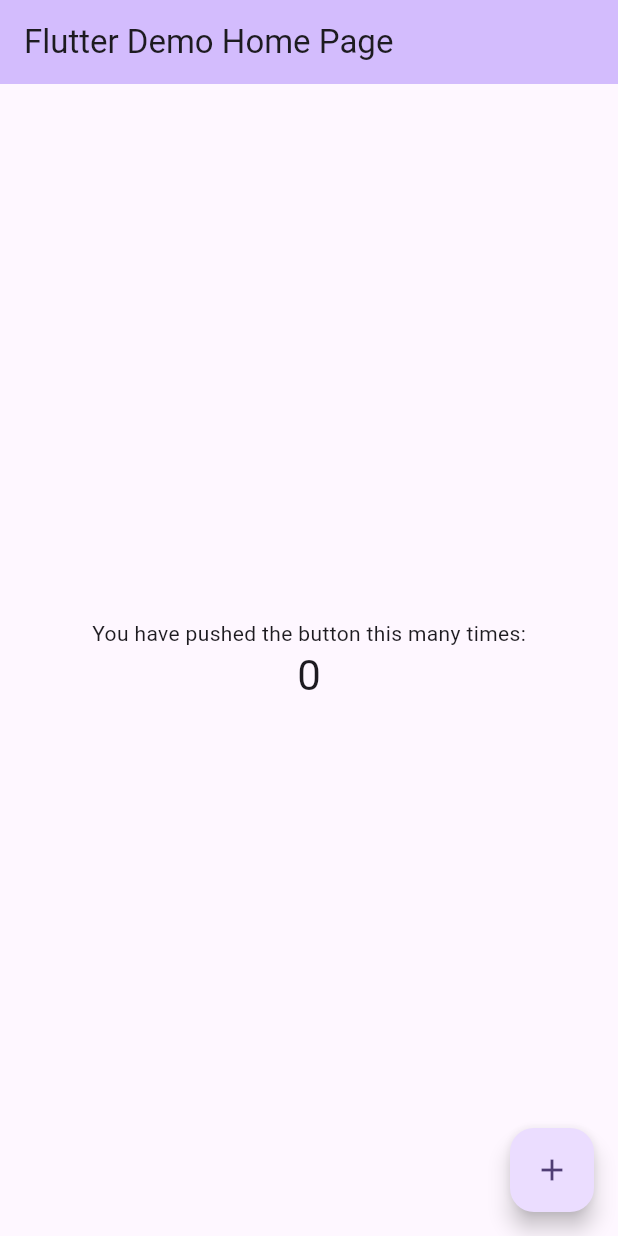
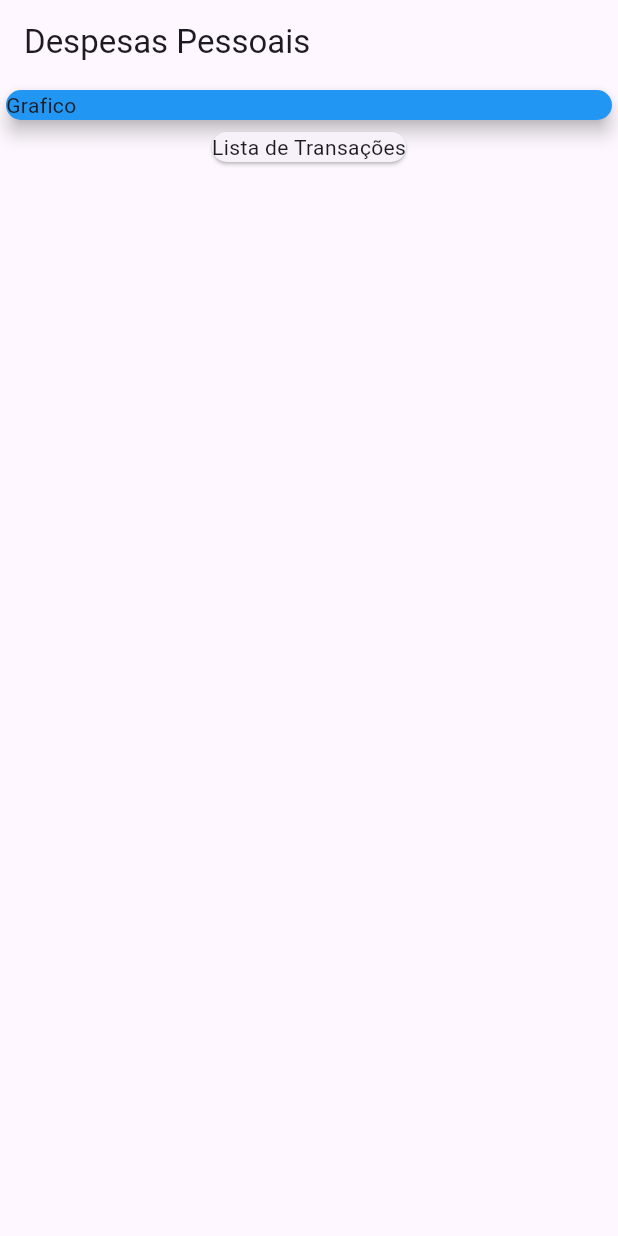
Before and after one commit to victoricoma/ddm_flutter_a, a Flutter app: the screen it shows after launch, on a phone screen of 412 x 824 dp. Run offline on Flutter 3.47's test engine with Material 3 defaults, Android fonts, the phone set to English and light mode, and no system bars.

Commit message:
Aula0815 - Objetos em Dart e Flutter

```diff
--- a/expenses/lib/main.dart
+++ b/expenses/lib/main.dart
@@ -1,68 +1,57 @@
 import 'package:flutter/material.dart';
+import 'models/transaction.dart';
 
 void main() {
-  runApp(const MyApp());
+  runApp(const ExpensesApp());
 }
 
-class MyApp extends StatelessWidget {
-  const MyApp({super.key});
+class ExpensesApp extends StatelessWidget {
+  const ExpensesApp({Key? key}) : super(key: key);
 
   @override
   Widget build(BuildContext context) {
-    return MaterialApp(
-      title: 'Flutter Demo',
-      theme: ThemeData(
-        colorScheme: ColorScheme.fromSeed(seedColor: Colors.deepPurple),
-        useMaterial3: true,
-      ),
-      home: const MyHomePage(title: 'Flutter Demo Home Page'),
-    );
+    return const MaterialApp(home: MyHomePage());
   }
 }
 
-class MyHomePage extends StatefulWidget {
-  const MyHomePage({super.key, required this.title});
+class MyHomePage extends StatelessWidget {
+  MyHomePage({Key? key}) : super(key: key);
 
-  final String title;
-
-  @override
-  State<MyHomePage> createState() => _MyHomePageState();
-}
-
-class _MyHomePageState extends State<MyHomePage> {
-  int _counter = 0;
-
-  void _incrementCounter() {
-    setState(() {
-      _counter++;
-    });
-  }
+  final transaction = [
+    Transaction(
+      id: 't1',
+      title: 'Novo Tênis de Corrida',
+      value: 310.76,
+      date: DateTime.now(),
+    ),
+    Transaction(
+      id: 't2',
+      title: 'Conta de Luz',
+      value: 211.30,
+      date: DateTime.now(),
+    ),
+  ];
 
   @override
   Widget build(BuildContext context) {
     return Scaffold(
       appBar: AppBar(
-        backgroundColor: Theme.of(context).colorScheme.inversePrimary,
-        title: Text(widget.title),
+        title: const Text('Despesas Pessoais'),
       ),
-      body: Center(
-        child: Column(
-          mainAxisAlignment: MainAxisAlignment.center,
-          children: <Widget>[
-            const Text(
-              'You have pushed the button this many times:',
+      body: Column(
+        children: const [
+          SizedBox(
+            width: double.infinity,
+            child: Card(
+              color: Colors.blue,
+              child: Text('Grafico'),
+              elevation: 5,
             ),
-            Text(
-              '$_counter',
-              style: Theme.of(context).textTheme.headlineMedium,
-            ),
-          ],
-        ),
-      ),
-      floatingActionButton: FloatingActionButton(
-        onPressed: _incrementCounter,
-        tooltip: 'Increment',
-        child: const Icon(Icons.add),
+          ),
+          Card(
+            child: Text('Lista de Transações'),
+          ),
+        ],
       ),
     );
   }
--- /dev/null
+++ b/expenses/lib/models/transaction.dart
@@ -0,0 +1,12 @@
+class Transaction {
+  final String id;
+  final String title;
+  final double value;
+  final DateTime date;
+  Transaction({
+    required this.id,
+    required this.title,
+    required this.value,
+    required this.date,
+  });
+}
```
